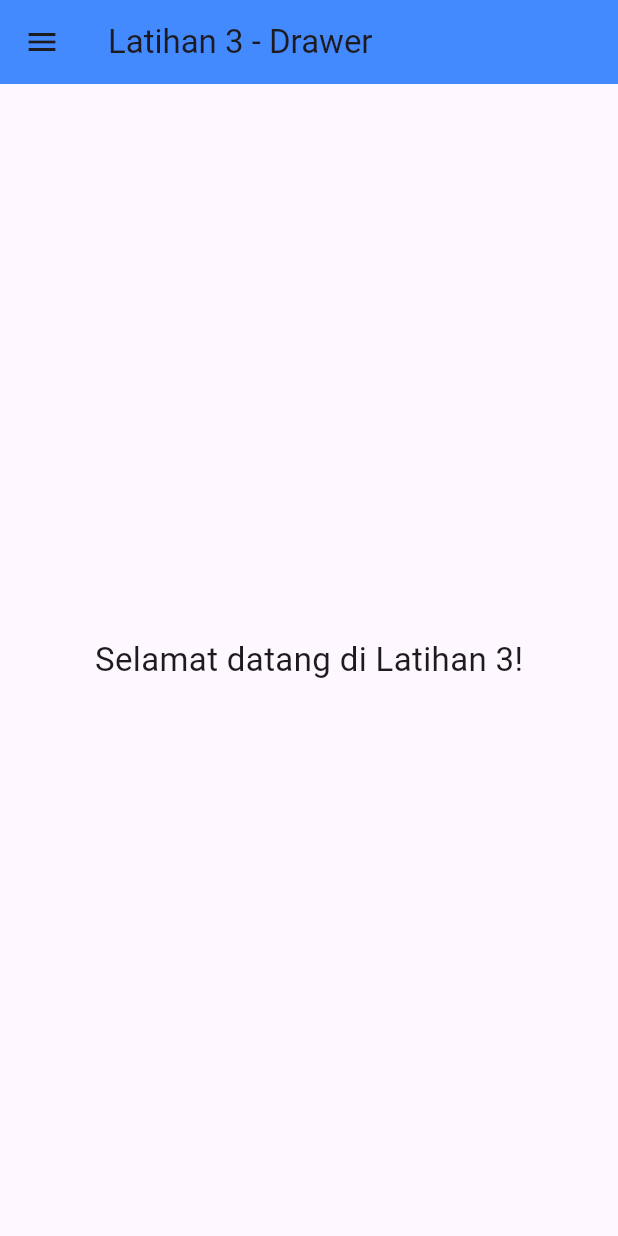
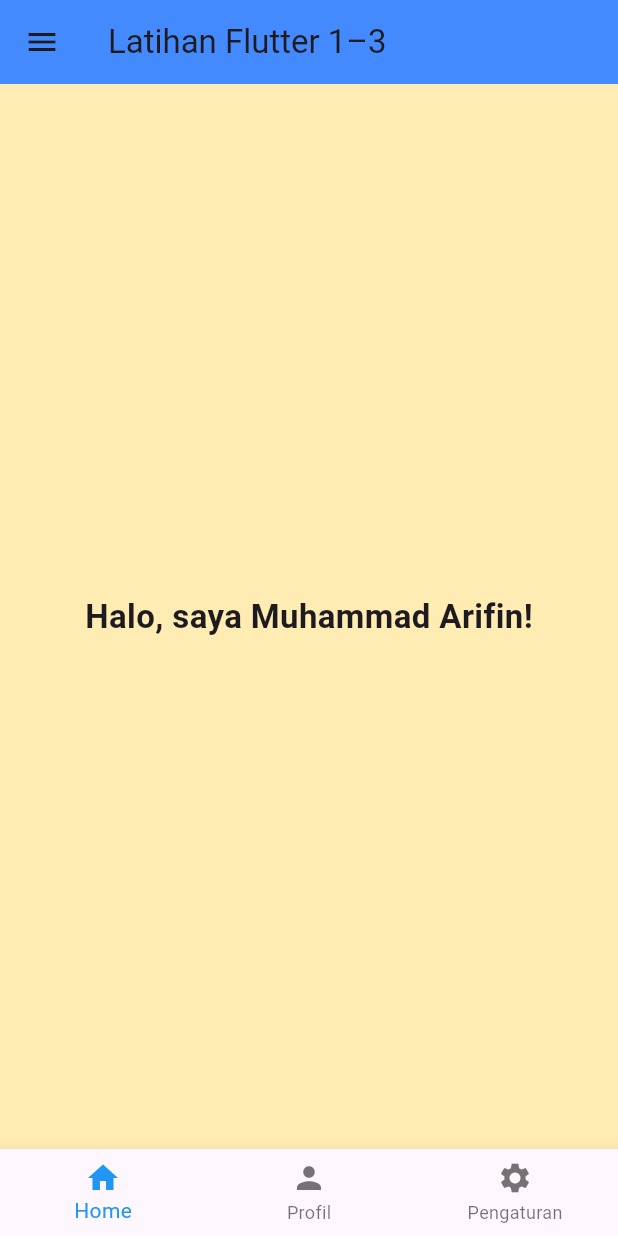
Before and after one commit to Muhammad-ArifinDev/Tugas_week4_-1123150053, a Flutter app: the screen it shows after launch, on a phone screen of 412 x 824 dp. Run offline on Flutter 3.47's test engine with Material 3 defaults, Android fonts, the phone set to English and light mode, and no system bars.

Commit message:
menambahkan gabungan (AppBar + Drawer + BottomNavigationBar)

```diff
--- a/lib/main.dart
+++ b/lib/main.dart
@@ -1,27 +1,61 @@
 import 'package:flutter/material.dart';
 
 void main() {
-  runApp(const Latihan3App());
+  runApp(const LatihanGabunganApp());
 }
 
-class Latihan3App extends StatelessWidget {
-  const Latihan3App({super.key});
+class LatihanGabunganApp extends StatelessWidget {
+  const LatihanGabunganApp({super.key});
 
   @override
   Widget build(BuildContext context) {
     return MaterialApp(
-      title: 'Latihan 3',
+      title: 'Latihan Gabungan',
       debugShowCheckedModeBanner: false,
-      home: Scaffold(
+      theme: ThemeData(primarySwatch: Colors.blue),
+      home: const HomeScreen(),
+    );
+  }
+}
+
+class HomeScreen extends StatefulWidget {
+  const HomeScreen({super.key});
+
+  @override
+  State<HomeScreen> createState() => _HomeScreenState();
+}
+
+class _HomeScreenState extends State<HomeScreen> {
+  int _selectedIndex = 0;
+
+  static const List<Widget> _pages = <Widget>[
+    Center(
+        child: Text(
+      "Halo, saya Muhammad Arifin!",
+      style: TextStyle(fontSize: 22, fontWeight: FontWeight.bold),
+    )),
+    Center(child: Text("Halaman Profil", style: TextStyle(fontSize: 20))),
+    Center(child: Text("Halaman Pengaturan", style: TextStyle(fontSize: 20))),
+  ];
+
+  void _onItemTapped(int index) {
+    setState(() {
+      _selectedIndex = index;
+    });
+  }
+
+  @override
+  Widget build(BuildContext context) {
+    return Scaffold(
       appBar: AppBar(
-          title: const Text("Latihan 3 - Drawer"),
+        title: const Text("Latihan Flutter 1–3"),
         backgroundColor: Colors.blueAccent,
       ),
       drawer: Drawer(
         child: ListView(
           padding: EdgeInsets.zero,
-            children: const [
-              DrawerHeader(
+          children: [
+            const DrawerHeader(
               decoration: BoxDecoration(color: Colors.blueAccent),
               child: Text(
                 "Menu Utama",
@@ -29,30 +63,65 @@
               ),
             ),
             ListTile(
-                leading: Icon(Icons.home),
-                title: Text("Home"),
+              leading: const Icon(Icons.home),
+              title: const Text("Home"),
+              onTap: () {
+                Navigator.pop(context);
+                setState(() {
+                  _selectedIndex = 0;
+                });
+              },
             ),
             ListTile(
-                leading: Icon(Icons.person),
-                title: Text("Profil"),
+              leading: const Icon(Icons.person),
+              title: const Text("Profil"),
+              onTap: () {
+                Navigator.pop(context);
+                setState(() {
+                  _selectedIndex = 1;
+                });
+              },
             ),
             ListTile(
-                leading: Icon(Icons.settings),
-                title: Text("Pengaturan"),
+              leading: const Icon(Icons.settings),
+              title: const Text("Pengaturan"),
+              onTap: () {
+                Navigator.pop(context);
+                setState(() {
+                  _selectedIndex = 2;
+                });
+              },
             ),
+            const Divider(),
             ListTile(
-                leading: Icon(Icons.info),
-                title: Text("Tentang"),
+              leading: const Icon(Icons.info),
+              title: const Text("Tentang Aplikasi"),
+              onTap: () {
+                Navigator.pop(context);
+                ScaffoldMessenger.of(context).showSnackBar(
+                  const SnackBar(
+                      content:
+                          Text("Aplikasi Latihan Flutter oleh Muhammad Arifin")),
+                );
+              },
             ),
           ],
         ),
       ),
-        body: const Center(
-          child: Text(
-            "Selamat datang di Latihan 3!",
-            style: TextStyle(fontSize: 22),
+      body: Container(
+        color: Colors.amber[100],
+        child: _pages[_selectedIndex],
       ),
-        ),
+      bottomNavigationBar: BottomNavigationBar(
+        currentIndex: _selectedIndex,
+        selectedItemColor: Colors.blue,
+        onTap: _onItemTapped,
+        items: const [
+          BottomNavigationBarItem(icon: Icon(Icons.home), label: "Home"),
+          BottomNavigationBarItem(icon: Icon(Icons.person), label: "Profil"),
+          BottomNavigationBarItem(
+              icon: Icon(Icons.settings), label: "Pengaturan"),
+        ],
       ),
     );
   }
```
Lines whose indentation alone changed are shown as unchanged.
